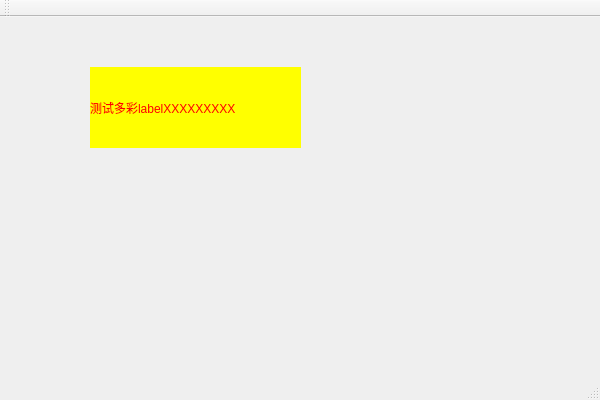
Coder-Hrq/Code, file QtDemo/TestQt/WidgetItems/WidgetItems.ui: the form before one commit.
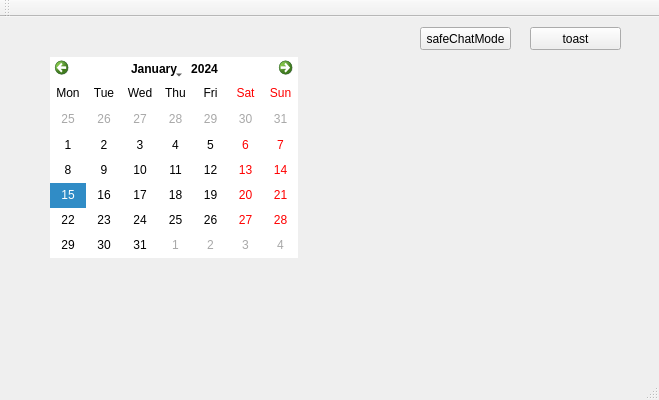
The form after the commit. Custom widgets are drawn as their Qt base class.

The edit to the form file:
```diff
--- a/QtDemo/TestQt/WidgetItems/WidgetItems.ui
+++ b/QtDemo/TestQt/WidgetItems/WidgetItems.ui
@@ -6,7 +6,7 @@
    <rect>
     <x>0</x>
     <y>0</y>
-    <width>600</width>
+    <width>659</width>
     <height>400</height>
    </rect>
   </property>
@@ -24,7 +24,7 @@
      </rect>
     </property>
     <property name="currentIndex">
-     <number>1</number>
+     <number>2</number>
     </property>
     <widget class="QWidget" name="page_text">
      <widget class="QLabel" name="label">
@@ -78,6 +78,87 @@
       </property>
      </widget>
     </widget>
+    <widget class="QWidget" name="page_date">
+     <widget class="QCalendarWidget" name="calendarWidget">
+      <property name="geometry">
+       <rect>
+        <x>30</x>
+        <y>30</y>
+        <width>248</width>
+        <height>201</height>
+       </rect>
+      </property>
+      <property name="styleSheet">
+       <string notr="true">QCalendarWidget QTableView 
+{
+    alternate-background-color:rgba(255, 255, 255, 1);  /* day name/week number background */
+ 	color: black;
+}
+
+/*这里是标题栏的样式*/
+QCalendarWidget QWidget#qt_calendar_navigationbar
+{ 
+  	background-color: rgba(255, 255, 255, 1); 
+}
+
+QToolButton#qt_calendar_monthbutton
+{
+	color: black;
+}
+
+QToolButton#qt_calendar_yearbutton
+{
+	color: black;
+}
+
+
+QCalendarWidget QAbstractItemView:!enabled {
+    color: rgb(168, 168, 168);
+}</string>
+      </property>
+      <property name="gridVisible">
+       <bool>false</bool>
+      </property>
+      <property name="horizontalHeaderFormat">
+       <enum>QCalendarWidget::ShortDayNames</enum>
+      </property>
+      <property name="verticalHeaderFormat">
+       <enum>QCalendarWidget::NoVerticalHeader</enum>
+      </property>
+      <property name="navigationBarVisible">
+       <bool>true</bool>
+      </property>
+      <property name="dateEditEnabled">
+       <bool>true</bool>
+      </property>
+     </widget>
+    </widget>
+   </widget>
+   <widget class="QPushButton" name="pushButton_safeChatMode">
+    <property name="geometry">
+     <rect>
+      <x>420</x>
+      <y>10</y>
+      <width>91</width>
+      <height>23</height>
+     </rect>
+    </property>
+    <property name="text">
+     <string>safeChatMode</string>
+    </property>
+   </widget>
+   <widget class="QPushButton" name="pushButton_toast">
+    <property name="geometry">
+     <rect>
+      <x>530</x>
+      <y>10</y>
+      <width>91</width>
+      <height>23</height>
+     </rect>
+    </property>
+    <property name="text">
+     <string>toast</string>
+    </property>
    </widget>
   </widget>
   <widget class="QMenuBar" name="menuBar">
```
Left out of the diff: 2 changed lines with no effect on the pictures.
